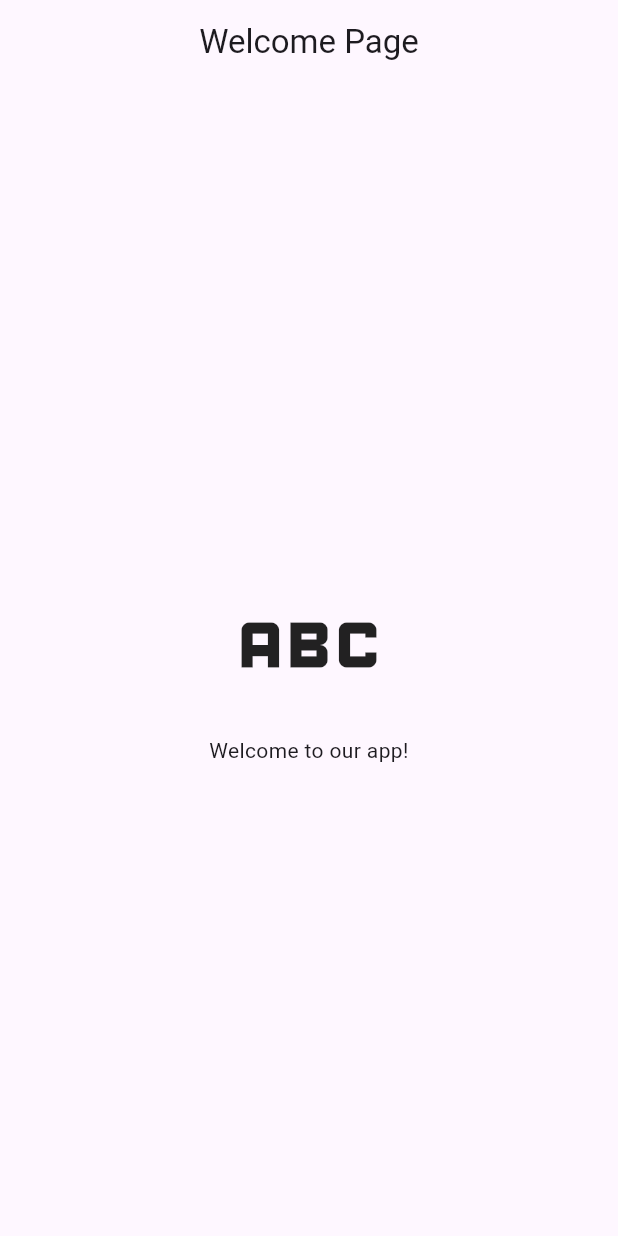
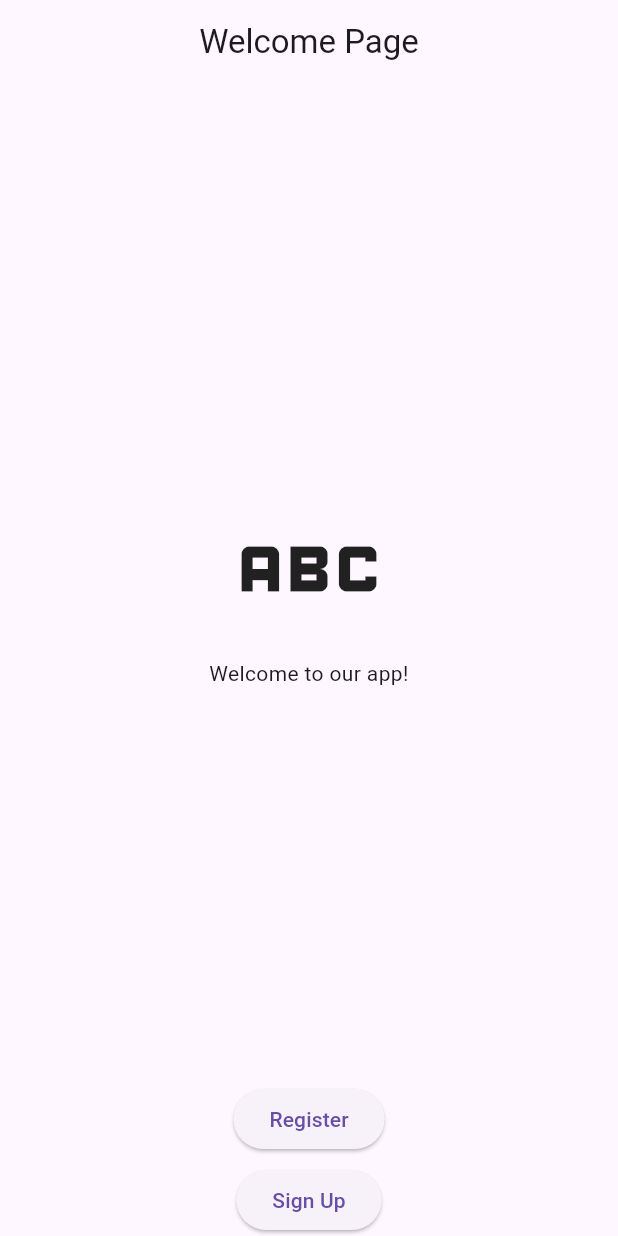
Before and after one commit to abdymazhittoretay/social_media_app, a Flutter app: the screen it shows after launch, on a phone screen of 412 x 824 dp. Run offline on Flutter 3.47's test engine with Material 3 defaults, Android fonts, the phone set to English and light mode, and no system bars.

Commit message:
created register and signup btns with proper align

```diff
--- a/lib/pages/welcome_page.dart
+++ b/lib/pages/welcome_page.dart
@@ -12,8 +12,13 @@ class WelcomePage extends StatelessWidget {
           mainAxisAlignment: MainAxisAlignment.center,
           crossAxisAlignment: CrossAxisAlignment.center,
           children: [
+            Spacer(),
             Icon(Icons.abc, size: 120.0),
             Text("Welcome to our app!", textAlign: TextAlign.center),
+            Spacer(),
+            ElevatedButton(onPressed: () {}, child: Text("Register")),
+            SizedBox(height: 6.0),
+            ElevatedButton(onPressed: () {}, child: Text("Sign Up")),
           ],
         ),
       ),
```
